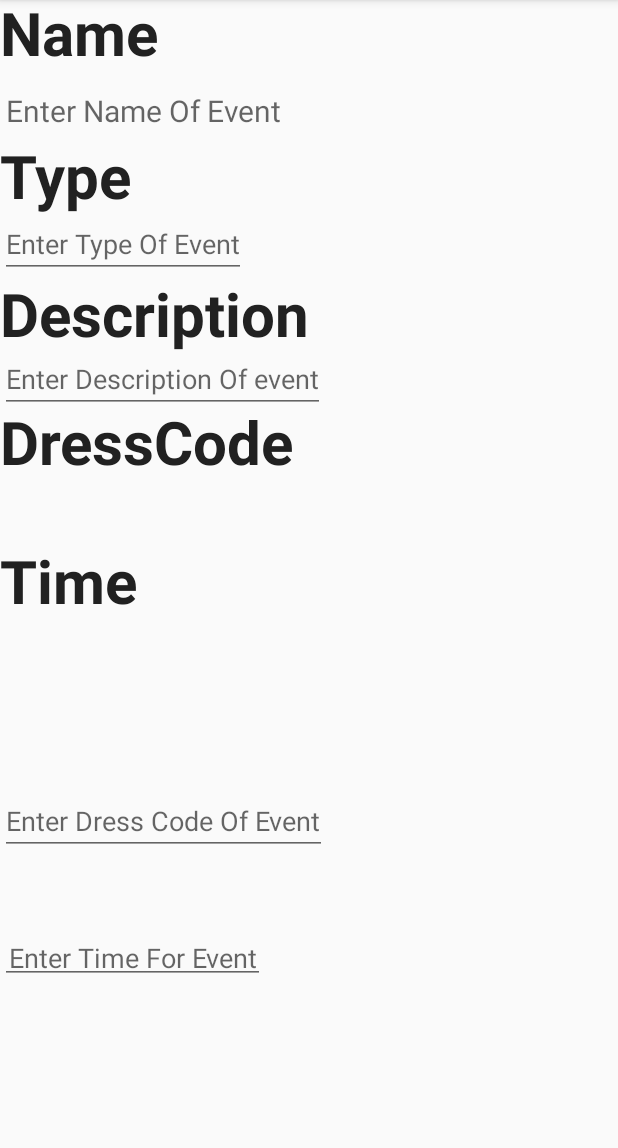
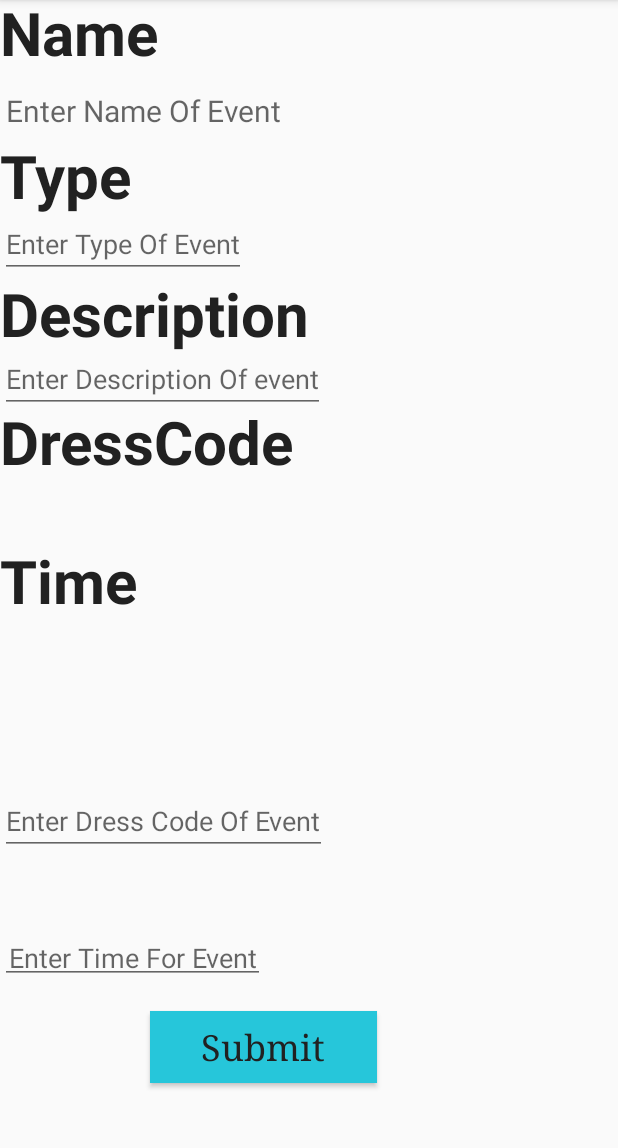
Before and after one commit to RuzindanaWendyOrnella/Outing, an Android app: the EventActivity screen opened directly, with no data from a screen before it, on a phone screen of 412 x 824 dp, the part 84-1232 px from its top. Run offline under Robolectric (Android 15) with nearby library versions, the phone set to English and light mode, and no system bars; Roboto replaces fonts that are not available here.

Commit message:
added button and spaced the edit texts appropriately

```diff
--- a/app/src/main/res/layout/activity_events.xml
+++ b/app/src/main/res/layout/activity_events.xml
@@ -112,7 +112,24 @@
         android:padding="5dp"
         android:textAlignment="textEnd" />
 
+    <Button
 
+        android:id="@+id/SubmitButton"
+        android:layout_width="151dp"
+        android:layout_height="wrap_content"
+        android:layout_alignParentBottom="true"
+        android:layout_centerVertical="true"
+        android:layout_marginStart="100dp"
+        android:layout_marginRight="20dp"
+        android:layout_marginBottom="46dp"
+        android:background="@color/colorGreen"
+        android:backgroundTintMode="src_atop"
+        android:text="Submit"
+        android:textAlignment="center"
+        android:textAppearance="@style/TextAppearance.AppCompat.Medium"
+        android:textColor="@color/colorPrimary"
+        android:textSize="24sp"
+        android:typeface="serif" />
     <!--
 
 
```
